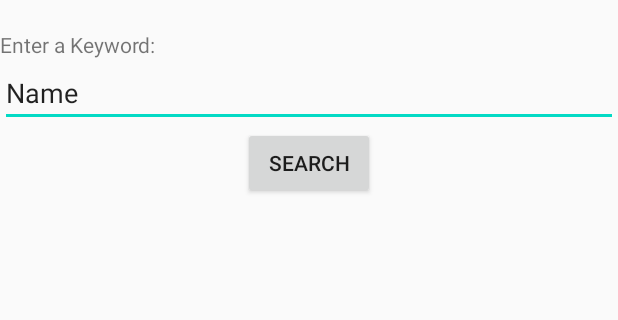
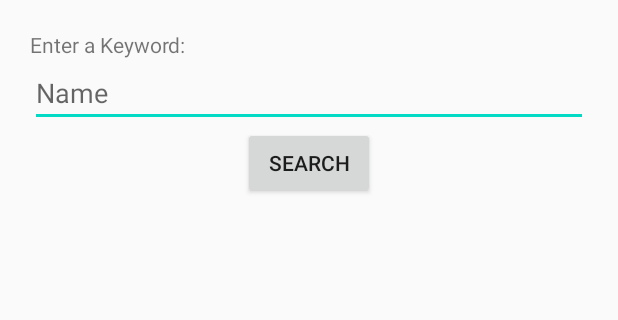
Before and after one commit to gyminii/COMP3717_Assignment01, an Android app: the screen it shows after launch (MainActivity), on a phone screen of 412 x 824 dp, the part 414-734 px from its top. Run offline under Robolectric (Android 15) with nearby library versions, the phone set to English and light mode, and no system bars.

Commit message:
Made placeholder into hint in main page

```diff
--- a/app/src/main/res/layout/activity_main.xml
+++ b/app/src/main/res/layout/activity_main.xml
@@ -18,15 +18,18 @@
 
     <TextView
         android:id="@+id/search_TextView"
-        android:layout_width="match_parent"
+        android:layout_width="wrap_content"
+        android:layout_marginLeft="20sp"
         android:layout_height="wrap_content"
         android:text="Enter a Keyword: " />
 
     <EditText
         android:id="@+id/search_EditText"
         android:layout_width="match_parent"
+        android:layout_marginLeft="20sp"
+        android:layout_marginRight="20sp"
         android:layout_height="wrap_content"
-        android:text="Name" />
+        android:hint="Name" />
 
     <Button
         android:id="@+id/search_Button"
@@ -36,3 +39,5 @@
         android:text="Search" />
 
 </LinearLayout>
+
+    <!--    android:text="Name"-->
```
